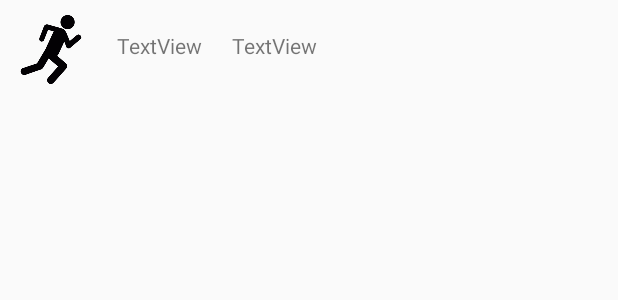
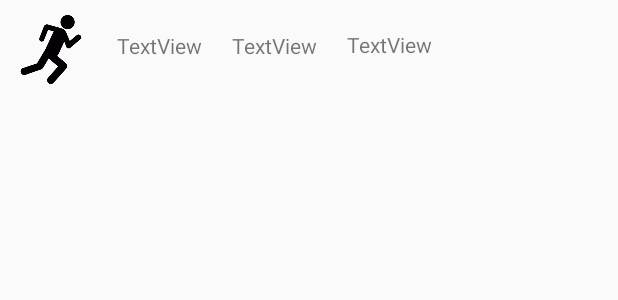
Before and after one commit to Ferdbugs/RunTrackerApp, an Android app: the layout simple_list_item.xml on its own in the app's theme, with its tools: preview values and no code run, on a phone screen of 412 x 824 dp. Shown: the top 300 px of the screen. Run offline under Robolectric (Android 15) with nearby library versions, the phone set to English and light mode, and no system bars.

Commit message:
Changed Unit Types

```diff
--- a/RunTracker/app/src/main/java/com/example/runtracker/MapsActivity.java
+++ b/RunTracker/app/src/main/java/com/example/runtracker/MapsActivity.java
@@ -98,13 +98,15 @@ public class MapsActivity extends FragmentActivity implements OnMapReadyCallback
                 runService.saveRun();
                 Toast.makeText(MapsActivity.this, "Run added", Toast.LENGTH_SHORT).show();             //Make toast to show add run
                 Distance = 0;
-                String DistanceReset = "  KM";
+                String DistanceReset = "  m";
                 distanceRan.setText(DistanceReset);
                 StartRun = null;
                 runService.changeRunState(false);
                 Timer.setText(R.string.ZeroClock);
                 finish();
-                Intent intent = new Intent(MapsActivity.this, RunHistoryActivity.class);
+                Intent Service = new Intent(MapsActivity.this,RunService.class);
+                stopService(Service);
+                Intent intent = new Intent(MapsActivity.this, MainActivity.class);
                 startActivity(intent);
             }
         });
--- a/RunTracker/app/src/main/java/com/example/runtracker/Run.java
+++ b/RunTracker/app/src/main/java/com/example/runtracker/Run.java
@@ -18,9 +18,10 @@ public class Run {
     public Run(){
     }
 
-    public Run(float distance, long duration, Location Initial, Location Final){
+    public Run(float distance, long duration,float speed, Location Initial, Location Final){
         this.distance = distance;
         this.duration = duration;
+        this.speed = speed;
         this.initialLocationLAT = Initial.getLatitude();
         this.initialLocationLONG = Initial.getLongitude();
         this.finalLocationLAT = Final.getLatitude();
--- a/RunTracker/app/src/main/java/com/example/runtracker/RunHistoryViewActivity.java
+++ b/RunTracker/app/src/main/java/com/example/runtracker/RunHistoryViewActivity.java
@@ -2,6 +2,7 @@ package com.example.runtracker;
 
 import androidx.fragment.app.FragmentActivity;
 
+import android.content.Intent;
 import android.graphics.Color;
 import android.os.Bundle;
 import android.widget.TextView;
@@ -72,7 +73,7 @@ public class RunHistoryViewActivity extends FragmentActivity implements OnMapRea
         float duration = run.getDuration()/1000;
         displayDistance.setText(String.format(Locale.ENGLISH,"%.02f",distance));
         displayDuration.setText(String.format(Locale.ENGLISH,"%.02f",duration));
-        float runningSpeed = distance/duration;
+        float runningSpeed = run.getSpeed();
         String runningSpeedFinal = String.format(Locale.ENGLISH,"%.02f",runningSpeed);
         String SpeedText = (runningSpeedFinal) + " m/s";
         Speed.setText(SpeedText);
@@ -85,4 +86,5 @@ public class RunHistoryViewActivity extends FragmentActivity implements OnMapRea
         latLngInit = new LatLng(run.getInitialLocationLAT(),run.getInitialLocationLONG());
         latLngFinal = new LatLng(run.getFinalLocationLAT(),run.getFinalLocationLONG());
     }
+
 }
--- a/RunTracker/app/src/main/res/layout/simple_list_item.xml
+++ b/RunTracker/app/src/main/res/layout/simple_list_item.xml
@@ -50,5 +50,17 @@
         app:layout_constraintTop_toTopOf="@+id/displayDistance"
         app:layout_constraintVertical_bias="0.0" />
 
+    <TextView
+        android:id="@+id/Speed"
+        android:layout_width="wrap_content"
+        android:layout_height="wrap_content"
+        android:layout_marginStart="20dp"
+        android:layout_marginTop="20dp"
+        android:text="TextView"
+        app:layout_constraintEnd_toEndOf="@+id/runHistory"
+        app:layout_constraintHorizontal_bias="0.0"
+        app:layout_constraintStart_toEndOf="@+id/displayDuration"
+        app:layout_constraintTop_toTopOf="parent" />
+
 
 </androidx.constraintlayout.widget.ConstraintLayout>
```
Also changed, not shown: RunTracker/app/src/main/java/com/example/runtracker/RunHistoryActivity.java (+11 -6 lines), RunTracker/app/src/main/java/com/example/runtracker/RunService.java (+5 -2 lines).
